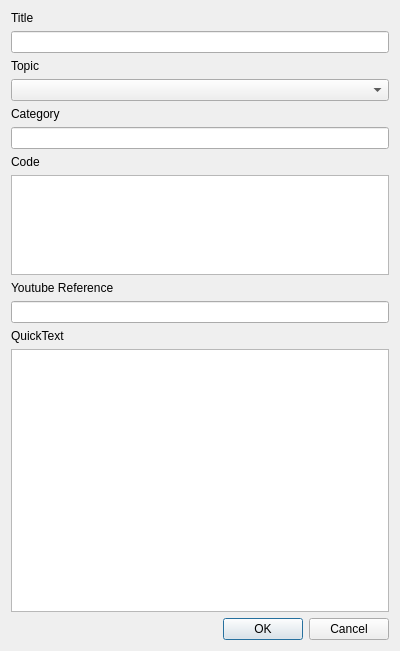
First picture: the form in qt5/gui_elements/addUIVertical.ui, repository Shotaos/GSheetsEngine, before the edit.
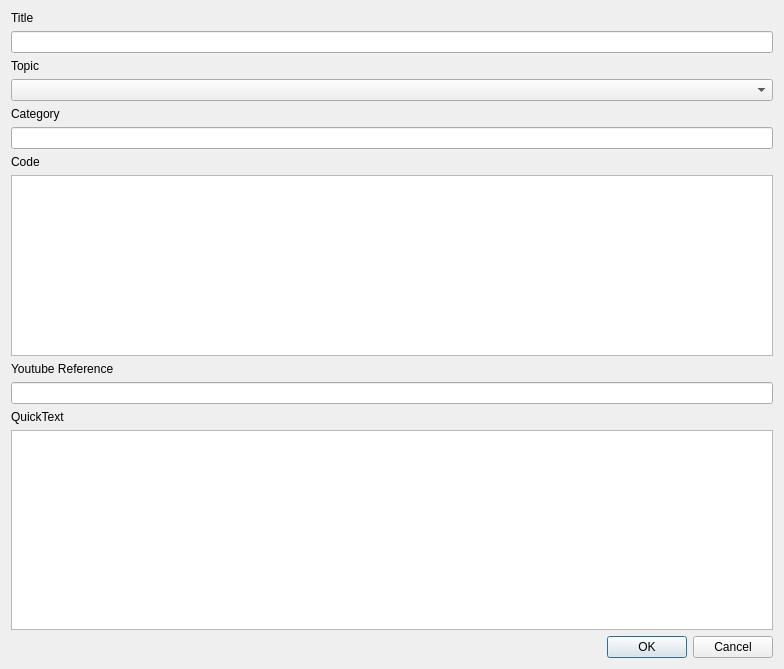
Second picture: the form after the edit.

Patch:
```diff
--- a/qt5/gui_elements/addUIVertical.ui
+++ b/qt5/gui_elements/addUIVertical.ui
@@ -6,8 +6,8 @@
    <rect>
     <x>0</x>
     <y>0</y>
-    <width>400</width>
-    <height>651</height>
+    <width>784</width>
+    <height>669</height>
    </rect>
   </property>
   <property name="windowTitle">
@@ -60,10 +60,16 @@
    </item>
    <item>
     <widget class="QTextEdit" name="code">
+     <property name="minimumSize">
+      <size>
+       <width>0</width>
+       <height>130</height>
+      </size>
+     </property>
      <property name="maximumSize">
       <size>
        <width>16777215</width>
-       <height>100</height>
+       <height>200</height>
       </size>
      </property>
     </widget>
@@ -91,7 +97,7 @@
    <item>
     <widget class="QTextEdit" name="quick_text">
      <property name="sizePolicy">
-      <sizepolicy hsizetype="Expanding" vsizetype="Expanding">
+      <sizepolicy hsizetype="Preferred" vsizetype="Preferred">
        <horstretch>0</horstretch>
        <verstretch>0</verstretch>
       </sizepolicy>
@@ -99,7 +105,7 @@
      <property name="minimumSize">
       <size>
        <width>0</width>
-       <height>250</height>
+       <height>200</height>
       </size>
      </property>
      <property name="autoFormatting">
```
